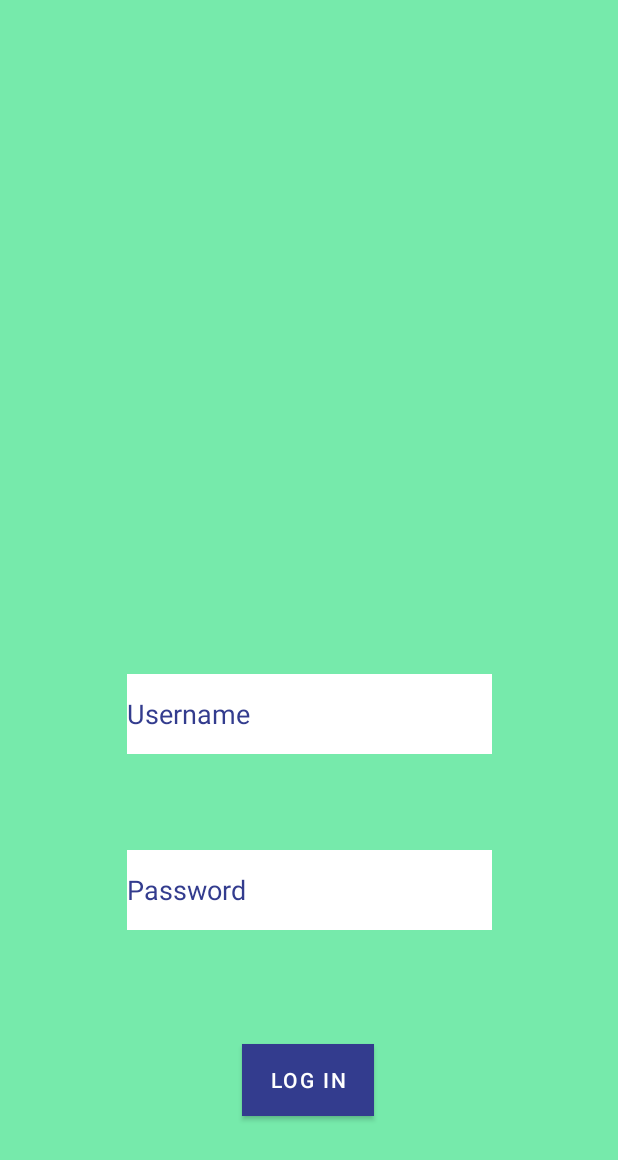
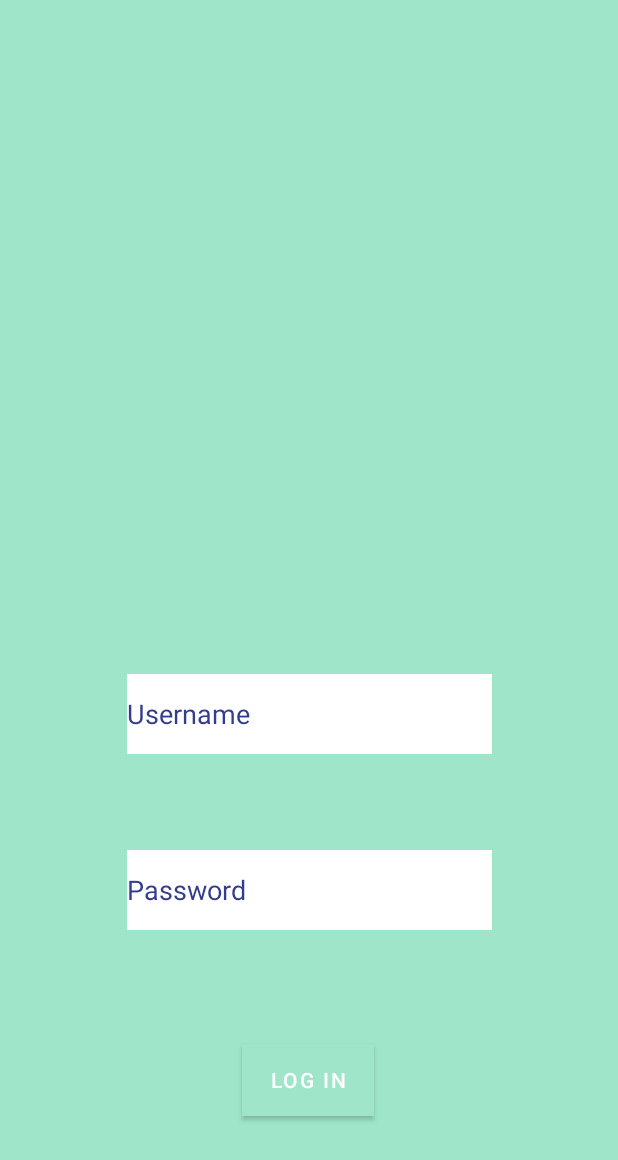
Before and after one commit to NeksHinto/rutinapp-mobile-app, an Android app: the layout activity_login.xml on its own in the app's theme, with its tools: preview values and no code run, on a phone screen of 412 x 824 dp. Shown: the top 1160 px of the screen. Run offline under Robolectric (Android 15) with nearby library versions, the phone set to English and light mode, and no system bars.

Commit message:
Add rounded button and edit text and modify other things
Added dependencies (view model, live data, etc) and changed colours

```diff
--- a/app/src/main/res/layout/activity_login.xml
+++ b/app/src/main/res/layout/activity_login.xml
@@ -4,7 +4,7 @@
     xmlns:tools="http://schemas.android.com/tools"
     android:layout_width="match_parent"
     android:layout_height="match_parent"
-    android:background="@color/green">
+    android:background="@color/green_app">
 
     <com.google.android.material.textfield.TextInputEditText
         android:layout_width="243dp"
@@ -13,8 +13,8 @@
         android:background="@color/design_default_color_on_primary"
         android:hint="@string/username"
         android:textColor="@color/black"
-        android:textColorHighlight="@color/purple"
-        android:textColorHint="@color/purple"
+        android:textColorHighlight="@color/purple_app"
+        android:textColorHint="@color/purple_app"
         app:layout_constraintBottom_toTopOf="@+id/editText"
         app:layout_constraintEnd_toEndOf="parent"
         app:layout_constraintStart_toStartOf="parent" />
@@ -26,8 +26,8 @@
         android:layout_marginBottom="76dp"
         android:background="@color/design_default_color_on_primary"
         android:hint="@string/password"
-        android:textColor="@color/purple"
-        android:textColorHint="@color/purple"
+        android:textColor="@color/purple_app"
+        android:textColorHint="@color/purple_app"
         app:layout_constraintBottom_toTopOf="@+id/button2"
         app:layout_constraintEnd_toEndOf="parent"
         app:layout_constraintStart_toStartOf="parent" />
@@ -37,10 +37,10 @@
         android:layout_width="wrap_content"
         android:layout_height="wrap_content"
         android:layout_marginBottom="80dp"
-        android:background="@color/purple"
-        android:backgroundTint="@color/purple"
+        android:background="@color/purple_app"
+        android:backgroundTint="@color/purple_app"
         android:text="@string/log_in"
-        android:textColorHint="@color/purple"
+        android:textColorHint="@color/purple_app"
         app:layout_constraintBottom_toBottomOf="parent"
         app:layout_constraintEnd_toEndOf="parent"
         app:layout_constraintHorizontal_bias="0.498"
--- a/app/src/main/res/values/colors.xml
+++ b/app/src/main/res/values/colors.xml
@@ -7,6 +7,6 @@
     <color name="teal_700">#FF018786</color>
     <color name="black">#FF000000</color>
     <color name="white">#FFFFFFFF</color>
-    <color name="green">#76EAAB</color>
-    <color name="purple">#333C8E</color>
+    <color name="green_app">#9FE5CA</color>
+    <color name="purple_app">#333C8E</color>
 </resources>
--- a/app/src/main/res/values/themes.xml
+++ b/app/src/main/res/values/themes.xml
@@ -2,11 +2,11 @@
     <!-- Base application theme. -->
     <style name="Theme.Rutinappmobileapp" parent="Theme.MaterialComponents.DayNight.DarkActionBar">
         <!-- Primary brand color. -->
-        <item name="colorPrimary">@color/purple</item>
-        <item name="colorPrimaryVariant">@color/purple</item>
+        <item name="colorPrimary">@color/green_app</item>
+        <item name="colorPrimaryVariant">@color/teal_200</item>
         <item name="colorOnPrimary">@color/white</item>
         <!-- Secondary brand color. -->
-        <item name="colorSecondary">@color/purple</item>
+        <item name="colorSecondary">@color/purple_app</item>
         <item name="colorSecondaryVariant">@color/purple_500</item>
         <item name="colorOnSecondary">@color/black</item>
         <!-- Status bar color. -->
```
Also changed, not shown: app/build.gradle (+7 -0 lines), app/src/main/res/drawable/rounded_button.xml (added, +12 -0 lines), app/src/main/res/drawable/rounded_edit_text.xml (added, +13 -0 lines).
